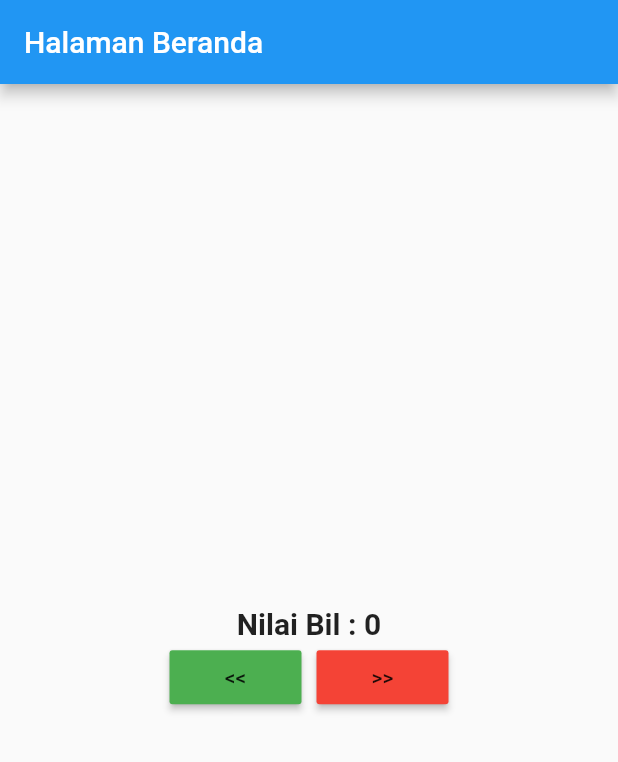
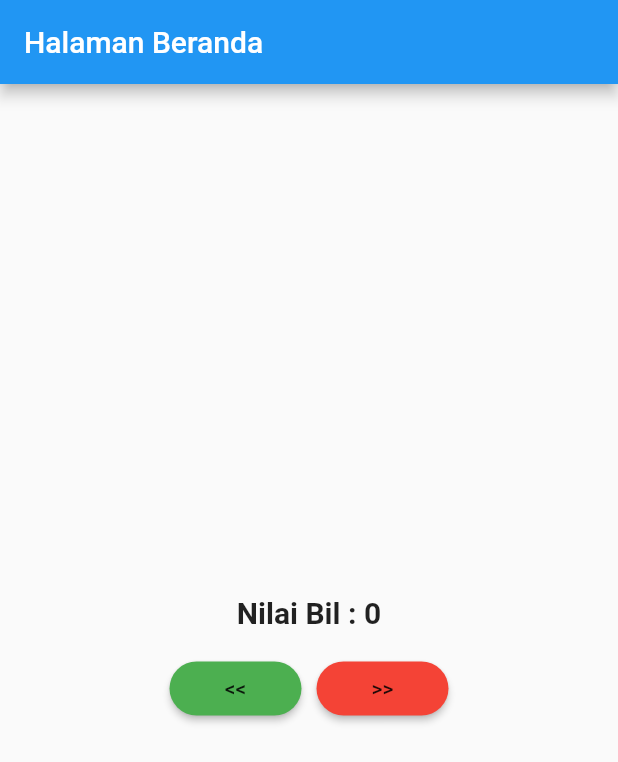
Before and after one commit to DaruNugroho/Project-Magang, a Flutter app: the screen it shows after launch, on a phone screen of 412 x 824 dp. Shown: the top 762 px of the screen. Run offline on Flutter 3.47's test engine with Material 2 defaults, Android fonts, the phone set to English and light mode, and no system bars.

Commit message:
update bentuk button aplikasi min max

```diff
--- a/project_magang/flutter_aplikasi_1/lib/main.dart
+++ b/project_magang/flutter_aplikasi_1/lib/main.dart
@@ -45,6 +45,9 @@ class _MyHomePageState extends State<MyHomePage> {
                   'Nilai Bil : $bil',
                   style: TextStyle(fontWeight: FontWeight.bold, fontSize: 20.0),
                 ),
+                Container(
+                  height: 15.0,
+                ),
                 Row(
                   mainAxisAlignment: MainAxisAlignment.center,
                   children: <Widget>[
@@ -52,6 +55,8 @@ class _MyHomePageState extends State<MyHomePage> {
                       child: Text('<<'),
                       onPressed: decrementBil,
                       color: Colors.green,
+                      shape: RoundedRectangleBorder(
+                          borderRadius: BorderRadius.circular(20)),
                     ),
                     Container(
                       width: 10.0,
@@ -60,6 +65,8 @@ class _MyHomePageState extends State<MyHomePage> {
                       child: Text('>>'),
                       onPressed: incrementBil,
                       color: Colors.red,
+                      shape: RoundedRectangleBorder(
+                          borderRadius: BorderRadius.circular(20)),
                     )
                   ],
                 )
```
